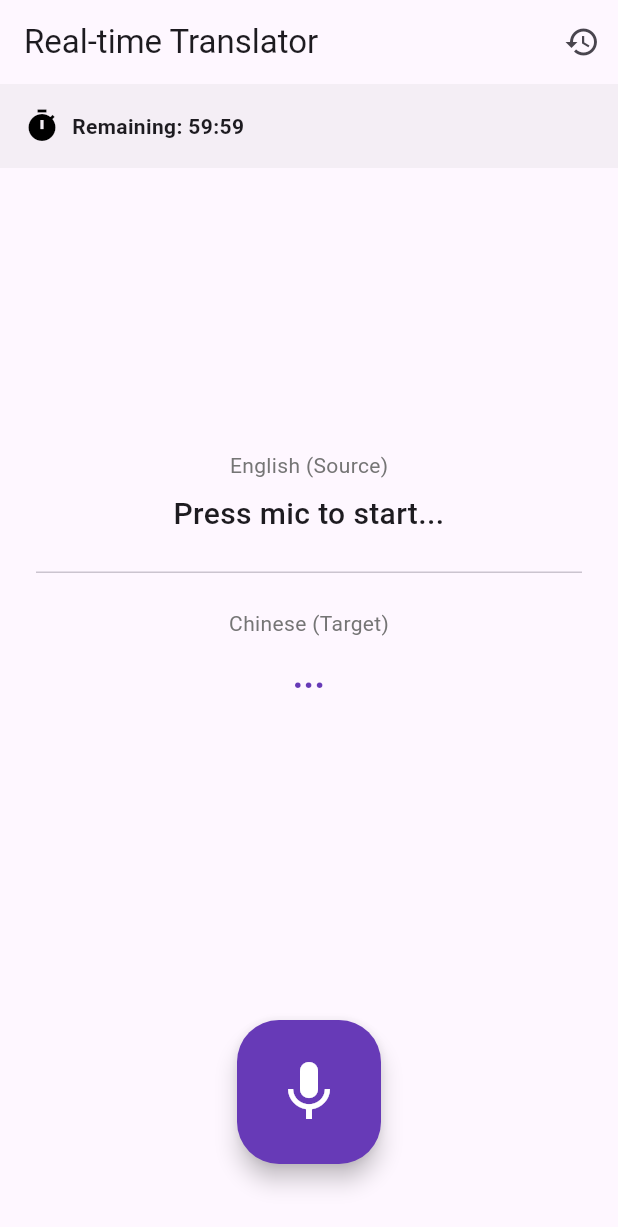
After one commit to could-ai/019a9b84-48d5-7ed9-a91a-dff06149ff15, a Flutter app: the screen it shows after launch, after a tap on the "mic" icon, after a tap on the "stop" icon, on a phone screen of 412 x 824 dp. The commit adds this screen. Shown: the top 1227 px of the screen. Run offline on Flutter 3.47's test engine with Material 3 defaults, Android fonts, the phone set to English and light mode, and no system bars; our stand-ins replace permission_handler, shared_preferences, supabase_flutter; accounts and stored records are empty.

Commit message:
Add dependencies for local storage, permissions, and date formatting. Note: Actual In-App Purchase and Alibaba SDKs require native configuration, so we will structure the code to support them but use mock implementations for the demo to ensure it runs.; Create TingwuService to handle transcription logic. Includes a mock implementation for demonstration purposes since the actual Alibaba SDK requires binary downloads.; Create PurchaseService to manage the 1-hour free trial logic and mock In-App Purchase functionality.; Create DatabaseService to handle Supabase operations for saving and retrieving translation history.; Create HistoryScreen to display saved translations from Supabase.; Create HomeScreen with microphone control, real-time text display, and countdown timer logic.; Update main.dart to initialize Supabase and set HomeScreen as the entry point.

```diff
--- a/usr/lib/main.dart
+++ b/usr/lib/main.dart
@@ -1,120 +1,34 @@
 import 'package:flutter/material.dart';
+import 'package:supabase_flutter/supabase_flutter.dart';
+import 'screens/home_screen.dart';
 
-void main() {
+void main() async {
+  WidgetsFlutterBinding.ensureInitialized();
+
+  // Initialize Supabase
+  // NOTE: Replace these with your actual Supabase project credentials
+  // For now, we use placeholders. The app will run but DB calls will fail until configured.
+  await Supabase.initialize(
+    url: 'https://your-project-url.supabase.co',
+    anonKey: 'your-anon-key',
+  );
+
   runApp(const MyApp());
 }
 
 class MyApp extends StatelessWidget {
   const MyApp({super.key});
 
-  // This widget is the root of your application.
   @override
   Widget build(BuildContext context) {
     return MaterialApp(
-      title: 'Flutter Demo',
+      title: 'Tingwu Translator',
       debugShowCheckedModeBanner: false,
       theme: ThemeData(
-        // This is the theme of your application.
-        //
-        // TRY THIS: Try running your application with "flutter run". You'll see
-        // the application has a purple toolbar. Then, without quitting the app,
-        // try changing the seedColor in the colorScheme below to Colors.green
-        // and then invoke "hot reload" (save your changes or press the "hot
-        // reload" button in a Flutter-supported IDE, or press "r" if you used
-        // the command line to start the app).
-        //
-        // Notice that the counter didn't reset back to zero; the application
-        // state is not lost during the reload. To reset the state, use hot
-        // restart instead.
-        //
-        // This works for code too, not just values: Most code changes can be
-        // tested with just a hot reload.
         colorScheme: ColorScheme.fromSeed(seedColor: Colors.deepPurple),
+        useMaterial3: true,
       ),
-      home: const MyHomePage(title: 'Flutter Demo Home Page'),
+      home: const HomeScreen(),
     );
   }
 }
-
-class MyHomePage extends StatefulWidget {
-  const MyHomePage({super.key, required this.title});
-
-  // This widget is the home page of your application. It is stateful, meaning
-  // that it has a State object (defined below) that contains fields that affect
-  // how it looks.
-
-  // This class is the configuration for the state. It holds the values (in this
-  // case the title) provided by the parent (in this case the App widget) and
-  // used by the build method of the State. Fields in a Widget subclass are
-  // always marked "final".
-
-  final String title;
-
-  @override
-  State<MyHomePage> createState() => _MyHomePageState();
-}
-
-class _MyHomePageState extends State<MyHomePage> {
-  int _counter = 0;
-
-  void _incrementCounter() {
-    setState(() {
-      // This call to setState tells the Flutter framework that something has
-      // changed in this State, which causes it to rerun the build method below
-      // so that the display can reflect the updated values. If we changed
-      // _counter without calling setState(), then the build method would not be
-      // called again, and so nothing would appear to happen.
-      _counter++;
-    });
-  }
-
-  @override
-  Widget build(BuildContext context) {
-    // This method is rerun every time setState is called, for instance as done
-    // by the _incrementCounter method above.
-    //
-    // The Flutter framework has been optimized to make rerunning build methods
-    // fast, so that you can just rebuild anything that needs updating rather
-    // than having to individually change instances of widgets.
-    return Scaffold(
-      appBar: AppBar(
-        // TRY THIS: Try changing the color here to a specific color (to
-        // Colors.amber, perhaps?) and trigger a hot reload to see the AppBar
-        // change color while the other colors stay the same.
-        backgroundColor: Theme.of(context).colorScheme.inversePrimary,
-        // Here we take the value from the MyHomePage object that was created by
-        // the App.build method, and use it to set our appbar title.
-        title: Text(widget.title),
-      ),
-      body: Center(
-        // Center is a layout widget. It takes a single child and positions it
-        // in the middle of the parent.
-        child: Column(
-          // Column is also a layout widget. It takes a list of children and
-          // arranges them vertically. By default, it sizes itself to fit its
-          // children horizontally, and tries to be as tall as its parent.
-          //
-          // Column has various properties to control how it sizes itself and
-          // how it positions its children. Here we use mainAxisAlignment to
-          // center the children vertically; the main axis here is the vertical
-          // axis because Columns are vertical (the cross axis would be
-          // horizontal).
-          //
-          // TRY THIS: Invoke "debug painting" (choose the "Toggle Debug Paint"
-          // action in the IDE, or press "p" in the console), to see the
-          // wireframe for each widget.
-          mainAxisAlignment: MainAxisAlignment.center,
-          children: <Widget>[
-            const Text('You have pushed the button this many times:'),
-            Text('$_counter', style: Theme.of(context).textTheme.headlineMedium),
-          ],
-        ),
-      ),
-      floatingActionButton: FloatingActionButton(
-        onPressed: _incrementCounter,
-        tooltip: 'Increment',
-        child: const Icon(Icons.add),
-      ), // This trailing comma makes auto-formatting nicer for build methods.
-    );
-  }
-}
--- /dev/null
+++ b/usr/lib/screens/home_screen.dart
@@ -0,0 +1,278 @@
+import 'package:flutter/material.dart';
+import 'package:permission_handler/permission_handler.dart';
+import '../services/tingwu_service.dart';
+import '../services/purchase_service.dart';
+import '../services/database_service.dart';
+import 'history_screen.dart';
+
+class HomeScreen extends StatefulWidget {
+  const HomeScreen({super.key});
+
+  @override
+  State<HomeScreen> createState() => _HomeScreenState();
+}
+
+class _HomeScreenState extends State<HomeScreen> {
+  final TingwuService _tingwuService = TingwuService();
+  final PurchaseService _purchaseService = PurchaseService();
+  final DatabaseService _dbService = DatabaseService();
+
+  String _currentTranscription = "Press mic to start...";
+  String _currentTranslation = "";
+  int _remainingSeconds = 3600;
+  bool _isPremium = false;
+  bool _isListening = false;
+
+  @override
+  void initState() {
+    super.initState();
+    _initServices();
+  }
+
+  Future<void> _initServices() async {
+    await _purchaseService.init();
+
+    // Listen to timer updates
+    _purchaseService.remainingTimeStream.listen((seconds) {
+      if (mounted) {
+        setState(() {
+          _remainingSeconds = seconds;
+          _isPremium = _purchaseService.isPremium;
+        });
+
+        // Auto-stop if time runs out
+        if (seconds <= 0 && !_isPremium && _isListening) {
+          _stopRecording();
+          _showPaywall();
+        }
+      }
+    });
+
+    // Listen to transcription updates
+    _tingwuService.transcriptionStream.listen((text) {
+      if (mounted) {
+        setState(() {
+          _currentTranscription = text;
+        });
+      }
+    });
+
+    // Listen to translation updates
+    _tingwuService.translationStream.listen((text) {
+      if (mounted) {
+        setState(() {
+          _currentTranslation = text;
+        });
+        // Save to Supabase when a full sentence is translated
+        _dbService.saveTranslation(
+          sourceText: _currentTranscription,
+          translatedText: text,
+        );
+      }
+    });
+  }
+
+  Future<void> _toggleRecording() async {
+    if (_isListening) {
+      await _stopRecording();
+    } else {
+      await _startRecording();
+    }
+  }
+
+  Future<void> _startRecording() async {
+    // Check access first
+    if (!_purchaseService.hasAccess()) {
+      _showPaywall();
+      return;
+    }
+
+    // Request permissions (Mocked for web/simulator safety, but good practice)
+    var status = await Permission.microphone.status;
+    if (!status.isGranted) {
+      // On some platforms request() might be needed.
+      // For this demo we proceed assuming permission or mock.
+      // await Permission.microphone.request();
+    }
+
+    await _tingwuService.startRecording();
+    _purchaseService.startTracking();
+
+    setState(() {
+      _isListening = true;
+    });
+  }
+
+  Future<void> _stopRecording() async {
+    await _tingwuService.stopRecording();
+    _purchaseService.stopTracking();
+
+    setState(() {
+      _isListening = false;
+    });
+  }
+
+  void _showPaywall() {
+    showModalBottomSheet(
+      context: context,
+      isDismissible: false,
+      builder: (context) => Container(
+        padding: const EdgeInsets.all(24),
+        height: 300,
+        child: Column(
+          mainAxisAlignment: MainAxisAlignment.center,
+          children: [
+            const Icon(Icons.lock_clock, size: 64, color: Colors.orange),
+            const SizedBox(height: 16),
+            const Text(
+              "Free Trial Ended",
+              style: TextStyle(fontSize: 24, fontWeight: FontWeight.bold),
+            ),
+            const SizedBox(height: 8),
+            const Text(
+              "You have used your 1 hour of free translation. Please upgrade to continue.",
+              textAlign: TextAlign.center,
+            ),
+            const SizedBox(height: 24),
+            ElevatedButton(
+              onPressed: () async {
+                bool success = await _purchaseService.buyPremium();
+                if (success && mounted) {
+                  Navigator.pop(context);
+                  ScaffoldMessenger.of(context).showSnackBar(
+                    const SnackBar(content: Text("Premium Activated!")),
+                  );
+                }
+              },
+              style: ElevatedButton.styleFrom(
+                backgroundColor: Colors.deepPurple,
+                foregroundColor: Colors.white,
+                minimumSize: const Size(double.infinity, 50),
+              ),
+              child: const Text("Unlock Unlimited Access (\$9.99)"),
+            ),
+            TextButton(
+              onPressed: () async {
+                // Dev backdoor to reset
+                await _purchaseService.resetUsage();
+                if (mounted) Navigator.pop(context);
+              },
+              child: const Text("Reset Trial (Dev Only)"),
+            )
+          ],
+        ),
+      ),
+    );
+  }
+
+  String _formatTime(int seconds) {
+    if (_isPremium) return "Unlimited";
+    int minutes = (seconds / 60).floor();
+    int remainingSeconds = seconds % 60;
+    return "${minutes.toString().padLeft(2, '0')}:${remainingSeconds.toString().padLeft(2, '0')}";
+  }
+
+  @override
+  void dispose() {
+    _tingwuService.dispose();
+    super.dispose();
+  }
+
+  @override
+  Widget build(BuildContext context) {
+    return Scaffold(
+      appBar: AppBar(
+        title: const Text('Real-time Translator'),
+        actions: [
+          IconButton(
+            icon: const Icon(Icons.history),
+            onPressed: () {
+              Navigator.push(
+                context,
+                MaterialPageRoute(builder: (context) => const HistoryScreen()),
+              );
+            },
+          )
+        ],
+      ),
+      body: Column(
+        children: [
+          // Timer / Status Bar
+          Container(
+            padding: const EdgeInsets.all(16),
+            color: _isListening ? Colors.green.withOpacity(0.1) : Colors.grey.withOpacity(0.1),
+            child: Row(
+              mainAxisAlignment: MainAxisAlignment.spaceBetween,
+              children: [
+                Row(
+                  children: [
+                    Icon(Icons.timer, color: _remainingSeconds < 300 ? Colors.red : Colors.black),
+                    const SizedBox(width: 8),
+                    Text(
+                      "Remaining: ${_formatTime(_remainingSeconds)}",
+                      style: const TextStyle(fontWeight: FontWeight.bold),
+                    ),
+                  ],
+                ),
+                if (_isPremium)
+                  const Chip(label: Text("Premium"), backgroundColor: Colors.amber)
+              ],
+            ),
+          ),
+
+          // Translation Area
+          Expanded(
+            child: Padding(
+              padding: const EdgeInsets.all(24.0),
+              child: Column(
+                mainAxisAlignment: MainAxisAlignment.center,
+                children: [
+                  Text(
+                    "English (Source)",
+                    style: TextStyle(color: Colors.grey[600]),
+                  ),
+                  const SizedBox(height: 8),
+                  Text(
+                    _currentTranscription,
+                    textAlign: TextAlign.center,
+                    style: const TextStyle(fontSize: 20, fontWeight: FontWeight.w500),
+                  ),
+                  const Divider(height: 48),
+                  Text(
+                    "Chinese (Target)",
+                    style: TextStyle(color: Colors.grey[600]),
+                  ),
+                  const SizedBox(height: 8),
+                  Text(
+                    _currentTranslation.isEmpty ? "..." : _currentTranslation,
+                    textAlign: TextAlign.center,
+                    style: const TextStyle(
+                      fontSize: 24,
+                      fontWeight: FontWeight.bold,
+                      color: Colors.deepPurple
+                    ),
+                  ),
+                ],
+              ),
+            ),
+          ),
+
+          // Controls
+          Container(
+            padding: const EdgeInsets.only(bottom: 48, top: 24),
+            child: FloatingActionButton.large(
+              onPressed: _toggleRecording,
+              backgroundColor: _isListening ? Colors.red : Colors.deepPurple,
+              child: Icon(_isListening ? Icons.stop : Icons.mic, size: 48, color: Colors.white),
+            ),
+          ),
+          if (_isListening)
+            const Padding(
+              padding: EdgeInsets.only(bottom: 16.0),
+              child: Text("Listening...", style: TextStyle(color: Colors.red)),
+            )
+        ],
+      ),
+    );
+  }
+}
--- /dev/null
+++ b/usr/lib/services/purchase_service.dart
@@ -0,0 +1,83 @@
+import 'dart:async';
+import 'package:shared_preferences/shared_preferences.dart';
+
+class PurchaseService {
+  static const String _usageKey = 'free_usage_seconds';
+  static const String _isPremiumKey = 'is_premium_user';
+  static const int _freeLimitSeconds = 3600; // 1 Hour
+
+  int _currentUsage = 0;
+  bool _isPremium = false;
+  Timer? _usageTimer;
+  final StreamController<int> _remainingTimeController = StreamController<int>.broadcast();
+
+  Stream<int> get remainingTimeStream => _remainingTimeController.stream;
+  bool get isPremium => _isPremium;
+  int get freeLimitSeconds => _freeLimitSeconds;
+
+  Future<void> init() async {
+    final prefs = await SharedPreferences.getInstance();
+    _currentUsage = prefs.getInt(_usageKey) ?? 0;
+    _isPremium = prefs.getBool(_isPremiumKey) ?? false;
+    _emitRemainingTime();
+  }
+
+  void startTracking() {
+    if (_isPremium) return;
+
+    _usageTimer?.cancel();
+    _usageTimer = Timer.periodic(const Duration(seconds: 1), (timer) {
+      _currentUsage++;
+      _saveUsage();
+      _emitRemainingTime();
+
+      if (_currentUsage >= _freeLimitSeconds) {
+        stopTracking();
+      }
+    });
+  }
+
+  void stopTracking() {
+    _usageTimer?.cancel();
+    _saveUsage();
+  }
+
+  Future<void> _saveUsage() async {
+    final prefs = await SharedPreferences.getInstance();
+    await prefs.setInt(_usageKey, _currentUsage);
+  }
+
+  void _emitRemainingTime() {
+    int remaining = _freeLimitSeconds - _currentUsage;
+    if (remaining < 0) remaining = 0;
+    _remainingTimeController.add(remaining);
+  }
+
+  bool hasAccess() {
+    if (_isPremium) return true;
+    return _currentUsage < _freeLimitSeconds;
+  }
+
+  // Mock Purchase Function
+  Future<bool> buyPremium() async {
+    // In a real app, integrate 'in_app_purchase' package here.
+    // await InAppPurchase.instance.buyNonConsumable(...);
+
+    await Future.delayed(const Duration(seconds: 2)); // Simulate network
+    _isPremium = true;
+    final prefs = await SharedPreferences.getInstance();
+    await prefs.setBool(_isPremiumKey, true);
+    _emitRemainingTime(); // Will stop emitting countdown effectively
+    return true;
+  }
+
+  // Reset for testing purposes
+  Future<void> resetUsage() async {
+    _currentUsage = 0;
+    _isPremium = false;
+    final prefs = await SharedPreferences.getInstance();
+    await prefs.setInt(_usageKey, 0);
+    await prefs.setBool(_isPremiumKey, false);
+    _emitRemainingTime();
+  }
+}
--- /dev/null
+++ b/usr/lib/services/tingwu_service.dart
@@ -0,0 +1,87 @@
+import 'dart:async';
+import 'dart:math';
+
+/// This service simulates the Alibaba Cloud Tingwu (Tongyi Tingwu) SDK integration.
+///
+/// REAL INTEGRATION GUIDE:
+/// 1. Download the Alibaba Cloud NUI SDK (Android/iOS) from the link you provided.
+/// 2. Place the .aar (Android) and .framework (iOS) files in the respective platform folders.
+/// 3. Use MethodChannels to pass audio data from Flutter to the Native SDK.
+///
+/// Since we cannot download external binary SDKs in this environment,
+/// this service MOCKS the behavior so you can see the UI and logic working.
+class TingwuService {
+  final StreamController<String> _transcriptionController = StreamController<String>.broadcast();
+  final StreamController<String> _translationController = StreamController<String>.broadcast();
+  Timer? _mockTimer;
+  bool _isListening = false;
+
+  Stream<String> get transcriptionStream => _transcriptionController.stream;
+  Stream<String> get translationStream => _translationController.stream;
+  bool get isListening => _isListening;
+
+  // Mock data for demonstration
+  final List<String> _englishPhrases = [
+    "Hello, how are you today?",
+    "I am looking for a good restaurant.",
+    "The weather is very nice.",
+    "Can you help me with this project?",
+    "I need to go to the airport.",
+    "This is a real-time translation demo.",
+    "Flutter is an amazing framework.",
+    "Alibaba Cloud provides powerful AI services."
+  ];
+
+  final List<String> _chinesePhrases = [
+    "你好，今天过得怎么样？",
+    "我正在找一家好餐馆。",
+    "天气非常好。",
+    "你能帮我做这个项目吗？",
+    "我需要去机场。",
+    "这是一个实时翻译演示。",
+    "Flutter 是一个很棒的框架。",
+    "阿里云提供强大的 AI 服务。"
+  ];
+
+  Future<void> startRecording() async {
+    if (_isListening) return;
+    _isListening = true;
+
+    // In a real app, you would start the microphone and send audio to Alibaba SDK here.
+    // await _channel.invokeMethod('startTingwu');
+
+    print("Tingwu Service: Started Recording (Mock)");
+
+    // Simulate receiving data
+    int index = 0;
+    _mockTimer = Timer.periodic(const Duration(seconds: 3), (timer) {
+      if (index < _englishPhrases.length) {
+        _transcriptionController.add(_englishPhrases[index]);
+        // Simulate a slight delay for translation
+        Future.delayed(const Duration(milliseconds: 500), () {
+          _translationController.add(_chinesePhrases[index]);
+        });
+        index++;
+      } else {
+        index = 0; // Loop
+      }
+    });
+  }
+
+  Future<void> stopRecording() async {
+    if (!_isListening) return;
+    _isListening = false;
+    _mockTimer?.cancel();
+
+    // In a real app:
+    // await _channel.invokeMethod('stopTingwu');
+
+    print("Tingwu Service: Stopped Recording");
+  }
+
+  void dispose() {
+    _transcriptionController.close();
+    _translationController.close();
+    _mockTimer?.cancel();
+  }
+}
--- a/usr/pubspec.yaml
+++ b/usr/pubspec.yaml
@@ -9,6 +9,10 @@ dependencies:
     sdk: flutter
   cupertino_icons: ^1.0.8
   supabase_flutter: ^2.9.1
+  shared_preferences: ^2.2.2
+  intl: ^0.19.0
+  permission_handler: ^11.3.0
+  uuid: ^4.3.3
 
 dev_dependencies:
   flutter_test:
```
Also changed, not shown: usr/lib/screens/history_screen.dart (added, +76 -0 lines), usr/lib/services/database_service.dart (added, +35 -0 lines).
